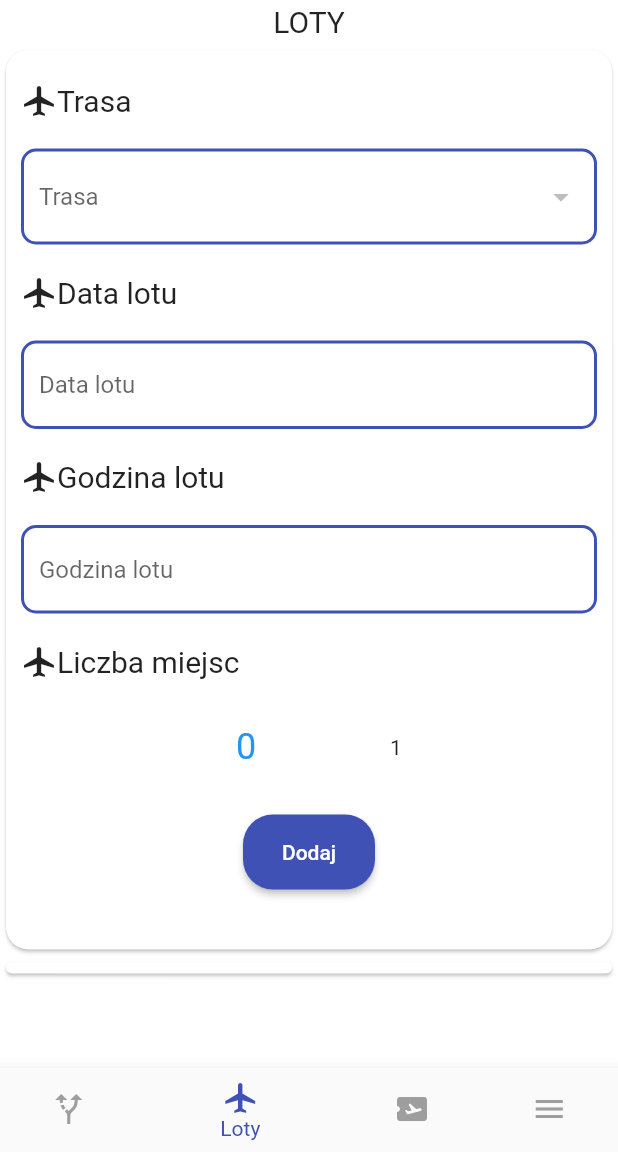
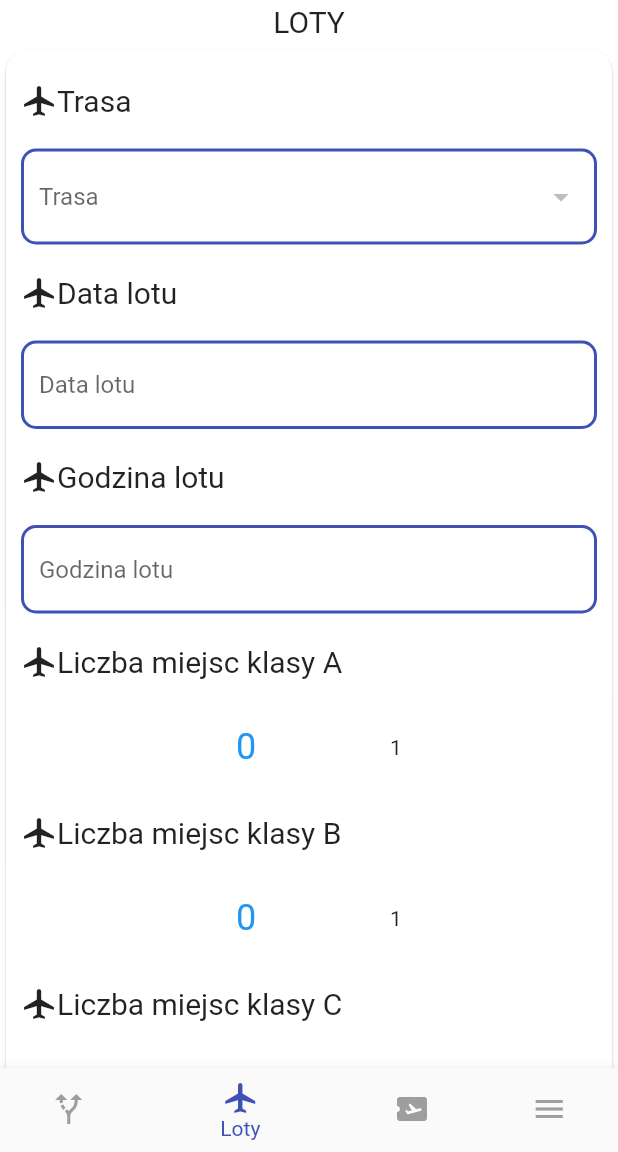
Before and after one commit to MrNanio/ticked, a Flutter app: the AdminHomePage screen opened directly, item 2 of the bottom bar chosen, on a phone screen of 412 x 824 dp, the part 84-1236 px from its top. Run offline on Flutter 3.47's test engine with Material 2 defaults, Android fonts, the phone set to English and light mode, and no system bars; drawn by our look-alikes of numberpicker; our stand-ins replace cloud_firestore, firebase_auth, firebase_core, flutter_advanced_switch, flutter_spinkit, google_fonts and 1 more; missing offline and left inert: division; accounts and stored records are empty.

Commit message:
searched flight model -> add new fields (split capacity)

```diff
--- a/lib/models/flight.dart
+++ b/lib/models/flight.dart
@@ -1,5 +1,7 @@
 class Flight {
-  final String capacity;
+  final String capacityClassA;
+  final String capacityClassB;
+  final String capacityClassC;
   final String date;
   final String time;
   final String flightCode;
@@ -14,7 +16,9 @@ class Flight {
   final String airlineName;
 
   Flight(
-      {required this.capacity,
+      {required this.capacityClassA,
+        required this.capacityClassB,
+        required this.capacityClassC,
         required this.date,
         required this.time,
         required this.flightCode,
@@ -30,7 +34,10 @@ class Flight {
 
   factory Flight.fromMap(Map<String, dynamic> map) {
     return Flight(
-        capacity: map['capacity'],
+
+        capacityClassA: map['capacity_class_A'],
+        capacityClassB: map['capacity_class_B'],
+        capacityClassC: map['capacity_class_C'],
         date: map['date'],
         flightCode: map['flight_code'],
         routeCode: map['route_code'],
@@ -47,7 +54,9 @@ class Flight {
 
   Map<String, dynamic> toMap() {
     return {
-      'capacity': capacity,
+      'capacity_class_A': capacityClassA,
+      'capacity_class_B': capacityClassB,
+      'capacity_class_C': capacityClassC,
       'date': date,
       'flight_code': flightCode,
       'route_code': routeCode,
--- a/lib/pages/admin/flights/flights_tile_view.dart
+++ b/lib/pages/admin/flights/flights_tile_view.dart
@@ -29,8 +29,12 @@ class _FlightsTileState extends State<FlightsTile> {
           subtitle: Text(widget.flight.date +
               '/' +
               widget.flight.time +
-              ' Miejsc: ' +
-              widget.flight.capacity),
+              ' Miejsc klasy A: ' +
+              widget.flight.capacityClassA + ',' +
+              ' Miejsc klasy B: ' +
+              widget.flight.capacityClassB + ',' +
+              ' Miejsc klasy C: ' +
+              widget.flight.capacityClassC ),
         ),
       ),
     );
--- a/lib/pages/admin/flights/flights_widget.dart
+++ b/lib/pages/admin/flights/flights_widget.dart
@@ -1,7 +1,6 @@
 import 'package:flutter/material.dart';
 import 'package:intl/intl.dart';
 import 'package:numberpicker/numberpicker.dart';
-import 'package:ticked/models/airport.dart';
 import 'package:ticked/models/flight.dart';
 import 'package:ticked/models/route.dart' as model;
 import 'package:ticked/services/airport_service.dart';
@@ -29,8 +28,12 @@ class _FlightsWidgetState extends State<FlightsWidget> {
   final TextEditingController _routeCodeController = TextEditingController();
   final TextEditingController _datePickController = TextEditingController();
   final TextEditingController _timePickController = TextEditingController();
-  final TextEditingController _capacityController = TextEditingController();
-  int _currentCapacityIntValue = 0;
+  final TextEditingController _capacityClassAController = TextEditingController();
+  final TextEditingController _capacityClassBController = TextEditingController();
+  final TextEditingController _capacityClassCController = TextEditingController();
+  int _currentCapacityClassAIntValue = 0;
+  int _currentCapacityClassBIntValue = 0;
+  int _currentCapacityClassCIntValue = 0;
   DateTime? _selectedDate;
   TimeOfDay? _selectedTime;
 
@@ -51,7 +54,7 @@ class _FlightsWidgetState extends State<FlightsWidget> {
             color: Colors.white,
             child: SizedBox(
               width: double.infinity,
-              height: 600,
+              height: 800,
               child: Column(
                 children: [
                   StreamBuilder<List<model.Route>>(
@@ -157,7 +160,7 @@ class _FlightsWidgetState extends State<FlightsWidget> {
                                     Row(children: const [
                                       Icon(Icons.airplanemode_active),
                                       Text(
-                                        "Liczba miejsc",
+                                        "Liczba miejsc klasy A",
                                         style: TextStyle(fontSize: 20),
                                       )
                                     ]),
@@ -165,22 +168,70 @@ class _FlightsWidgetState extends State<FlightsWidget> {
                                       height: 20.0,
                                     ),
                                     NumberPicker(
-                                      value: _currentCapacityIntValue,
+                                      value: _currentCapacityClassAIntValue,
                                       minValue: 0,
                                       maxValue: 250,
                                       step: 1,
                                       itemHeight: 50,
                                       axis: Axis.horizontal,
                                       onChanged: (val) => setState(() {
-                                        _currentCapacityIntValue = val;
-                                        _capacityController.text =
+                                        _currentCapacityClassAIntValue = val;
+                                        _capacityClassAController.text =
                                             val.toString();
                                       }),
                                     ),
-                                    /*TextFormField(
-                                decoration:
-                                    textInputDecoration.copyWith(hintText: 'Miasto przylotu'),
-                            ),*/
+                                    const SizedBox(
+                                      height: 20.0,
+                                    ),
+                                    Row(children: const [
+                                      Icon(Icons.airplanemode_active),
+                                      Text(
+                                        "Liczba miejsc klasy B",
+                                        style: TextStyle(fontSize: 20),
+                                      )
+                                    ]),
+                                    const SizedBox(
+                                      height: 20.0,
+                                    ),
+                                    NumberPicker(
+                                      value: _currentCapacityClassBIntValue,
+                                      minValue: 0,
+                                      maxValue: 250,
+                                      step: 1,
+                                      itemHeight: 50,
+                                      axis: Axis.horizontal,
+                                      onChanged: (val) => setState(() {
+                                        _currentCapacityClassBIntValue = val;
+                                        _capacityClassBController.text =
+                                            val.toString();
+                                      }),
+                                    ),
+                                    const SizedBox(
+                                      height: 20.0,
+                                    ),
+                                    Row(children: const [
+                                      Icon(Icons.airplanemode_active),
+                                      Text(
+                                        "Liczba miejsc klasy C",
+                                        style: TextStyle(fontSize: 20),
+                                      )
+                                    ]),
+                                    const SizedBox(
+                                      height: 20.0,
+                                    ),
+                                    NumberPicker(
+                                      value: _currentCapacityClassCIntValue,
+                                      minValue: 0,
+                                      maxValue: 250,
+                                      step: 1,
+                                      itemHeight: 50,
+                                      axis: Axis.horizontal,
+                                      onChanged: (val) => setState(() {
+                                        _currentCapacityClassCIntValue = val;
+                                        _capacityClassCController.text =
+                                            val.toString();
+                                      }),
+                                    ),
                                     const SizedBox(
                                       height: 20.0,
                                     ),
@@ -194,7 +245,9 @@ class _FlightsWidgetState extends State<FlightsWidget> {
                                                   _routeCodeController.text,
                                                   _datePickController.text,
                                                   _timePickController.text,
-                                                  _capacityController.text);
+                                                  _capacityClassAController.text,
+                                                  _capacityClassBController.text,
+                                                  _capacityClassCController.text);
                                             }
                                             setState(() {
                                               resetForm();
@@ -297,13 +350,17 @@ class _FlightsWidgetState extends State<FlightsWidget> {
   }
 
   void resetForm() {
-    _currentCapacityIntValue = 0;
+    _currentCapacityClassAIntValue = 0;
+    _currentCapacityClassBIntValue = 0;
+    _currentCapacityClassCIntValue = 0;
     _selectedDate = null;
     _selectedTime = null;
     _routeCodeController.clear();
     _datePickController.clear();
     _timePickController.clear();
-    _capacityController.clear();
+    _capacityClassAController.clear();
+    _capacityClassBController.clear();
+    _capacityClassCController.clear();
   }
 }
 
--- a/lib/services/flight_service.dart
+++ b/lib/services/flight_service.dart
@@ -20,7 +20,7 @@ class FlightService {
   FirebaseFirestore.instance.collection('airlines');
 
   Future addFlight(
-      String routeCode, String date, String time, String capacity) async {
+      String routeCode, String date, String time, String capacityClassA, String capacityClassB, String capacityClassC) async {
     //give user and airlinie data
     var documentSnapshot = await userCollection
         .where('email', isEqualTo: _auth.currentUser!.email)
@@ -44,7 +44,9 @@ class FlightService {
     var uuid = const Uuid();
 
     await flightsCollection.add({
-      'capacity': capacity,
+      'capacity_class_A': capacityClassA,
+      'capacity_class_B': capacityClassB,
+      'capacity_class_C': capacityClassC,
       'date': date,
       'time': time,
       'flight_code': uuid.v4(),
```
Also changed, not shown: lib/services/ticket_service.dart (+18 -84 lines). Lines whose indentation alone changed are shown as unchanged.
